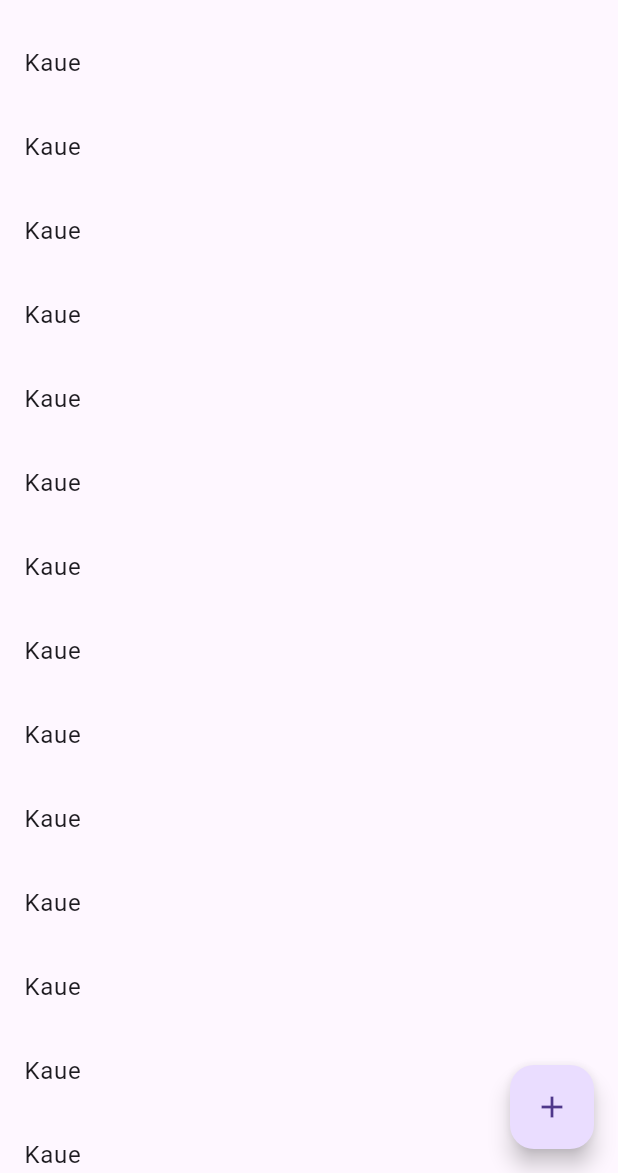
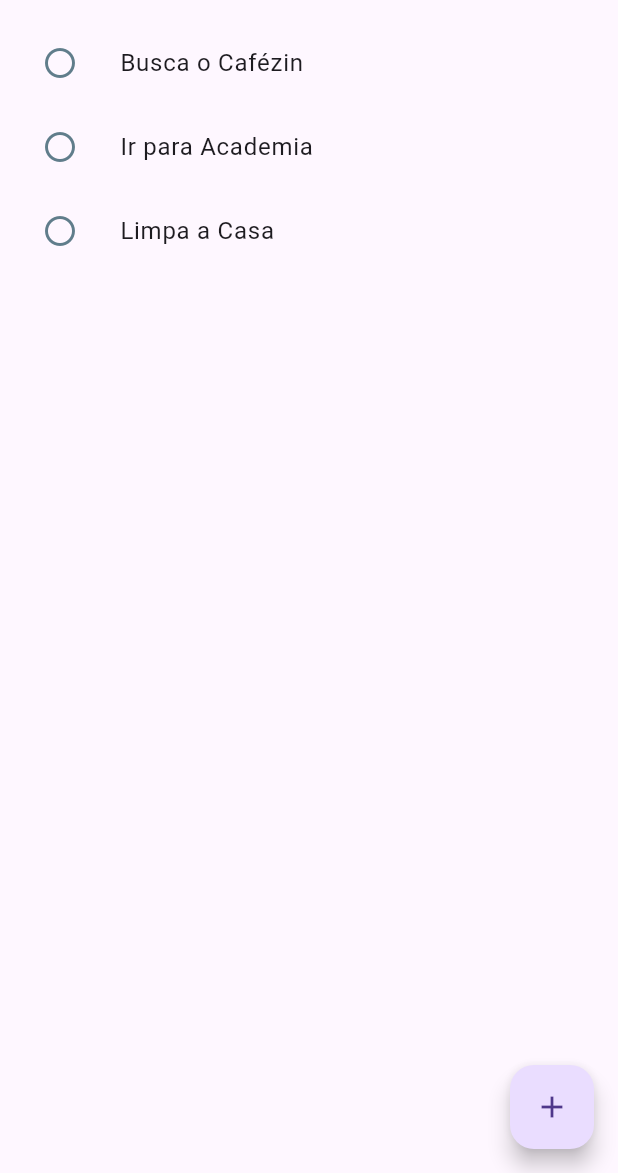
Before and after one commit to KaueSobreira/Lista-de-Tarefas-Mobile, a Flutter app: the screen it shows after launch, on a phone screen of 412 x 824 dp, the part 63-1236 px from its top. Run offline on Flutter 3.47's test engine with Material 3 defaults, Android fonts, the phone set to English and light mode, and no system bars.

Commit message:
feat: implementado array de lista de tarefas juntamento com listagem e opção de marcar como concluida

```diff
--- a/lib/main.dart
+++ b/lib/main.dart
@@ -24,6 +24,13 @@ class TaskListPage extends StatefulWidget {
 
 // classe responsavel implementar o gerenciamento do Estado da TasklistPage
 class _TaskListPageState extends State<TaskListPage> {
+  final List<TaskModel> tasks = [
+    TaskModel(title: "Busca o Cafézin"),
+    TaskModel(title: "Ir para Academia"),
+    TaskModel(title: "Limpa a Casa"),
+  ];
+
+
   @override
   Widget build(BuildContext context) => Scaffold(
       appBar: taskAppBar(),
@@ -69,11 +76,27 @@ class _TaskListPageState extends State<TaskListPage> {
           // Lista de Tarefas
           Expanded(child:
               ListView.builder(
-                itemBuilder: (context, index) => ListTile(
-                title: Text("Kaue"),
-              )
-            )
-          ),
+                itemCount: tasks.length,
+                itemBuilder: (context, index) {
+                  final TaskModel task = tasks[index];
+                  return ListTile(
+                    leading: IconButton(
+                      onPressed: () {
+                        setState(() {
+                          task.changeDoneValue();
+                        });
+                      },
+                      icon: Icon(
+                        task.done ? Icons.check_circle
+                        : Icons.circle_outlined,
+                        color: task.done ? Colors.green
+                        : Colors.blueGrey,
+                      ), ),
+                    trailing: null,
+                    title: Text(task.title));
+                },
+              ),
+            ),
         ],
       );
 }
```
